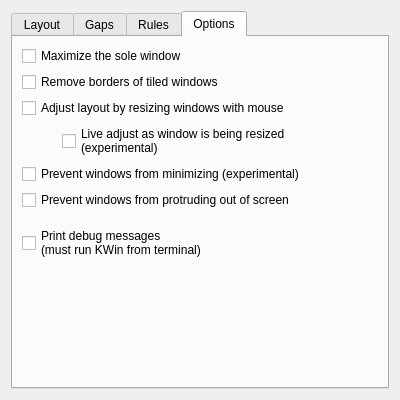
First picture: the form in res/config.ui, repository Bismuth-Forge/bismuth, before the edit.
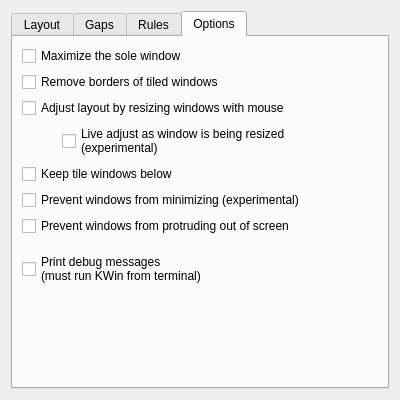
Second picture: the form after the edit. The open tabs and pages were chosen to show the change.

Commit message: keep tiles below "optionally" (#47)

```diff
--- a/res/config.ui
+++ b/res/config.ui
@@ -460,6 +460,13 @@
          </item>
         </layout>
        </item>
+       <item>
+        <widget class="QCheckBox" name="kcfg_keepTileBelow">
+         <property name="text">
+          <string>Keep tile windows below</string>
+         </property>
+        </widget>
+       </item>
        <item>
         <widget class="QCheckBox" name="kcfg_preventMinimize">
          <property name="text">
```
The commit also changes 4 other files.
